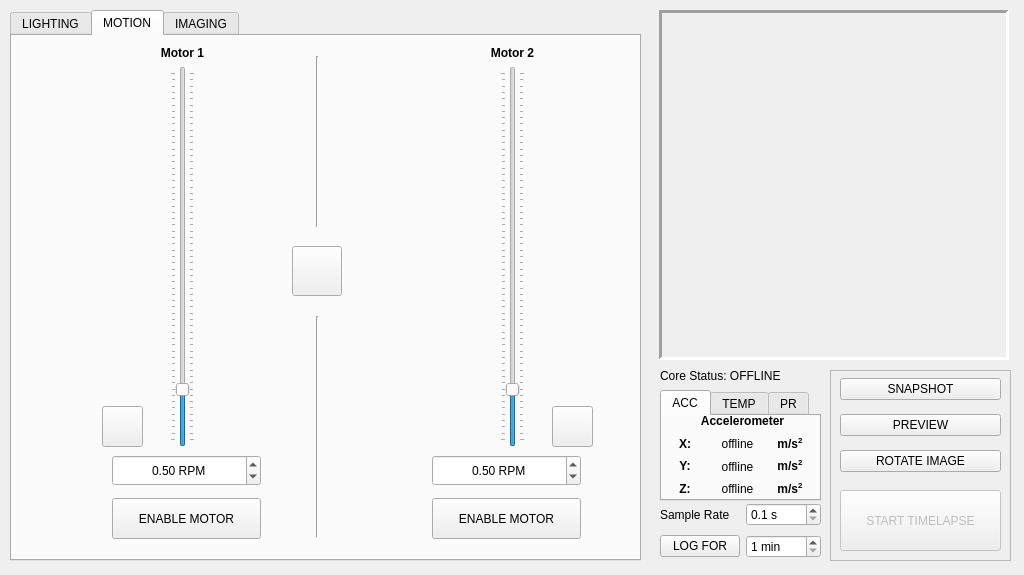
The window that _ui/Clinostat.ui (CoCl-Jerry/SciSpin_Max_Dev) describes before a commit, drawn with Qt 5.
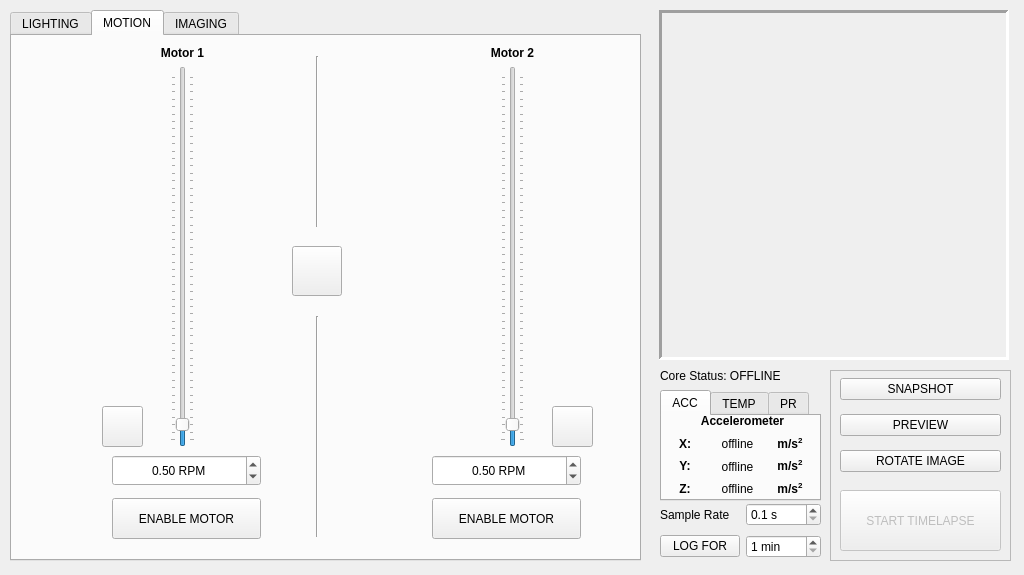
The same window after the commit. The open tabs and pages were chosen to show the change. Icons and pictures are not drawn.

Diff of the .ui file:
```diff
--- a/_ui/Clinostat.ui
+++ b/_ui/Clinostat.ui
@@ -588,7 +588,7 @@
           <number>2</number>
          </property>
          <property name="maximum">
-          <number>60</number>
+          <number>200</number>
          </property>
          <property name="singleStep">
           <number>1</number>
@@ -612,7 +612,7 @@
           <enum>QSlider::TicksBothSides</enum>
          </property>
          <property name="tickInterval">
-          <number>1</number>
+          <number>4</number>
          </property>
         </widget>
        </item>
@@ -641,7 +641,7 @@
           <number>2</number>
          </property>
          <property name="maximum">
-          <number>60</number>
+          <number>200</number>
          </property>
          <property name="singleStep">
           <number>1</number>
@@ -665,7 +665,7 @@
           <enum>QSlider::TicksBothSides</enum>
          </property>
          <property name="tickInterval">
-          <number>1</number>
+          <number>4</number>
          </property>
         </widget>
        </item>
```
Left out of the diff: 6 changed lines with no effect on the pictures.
